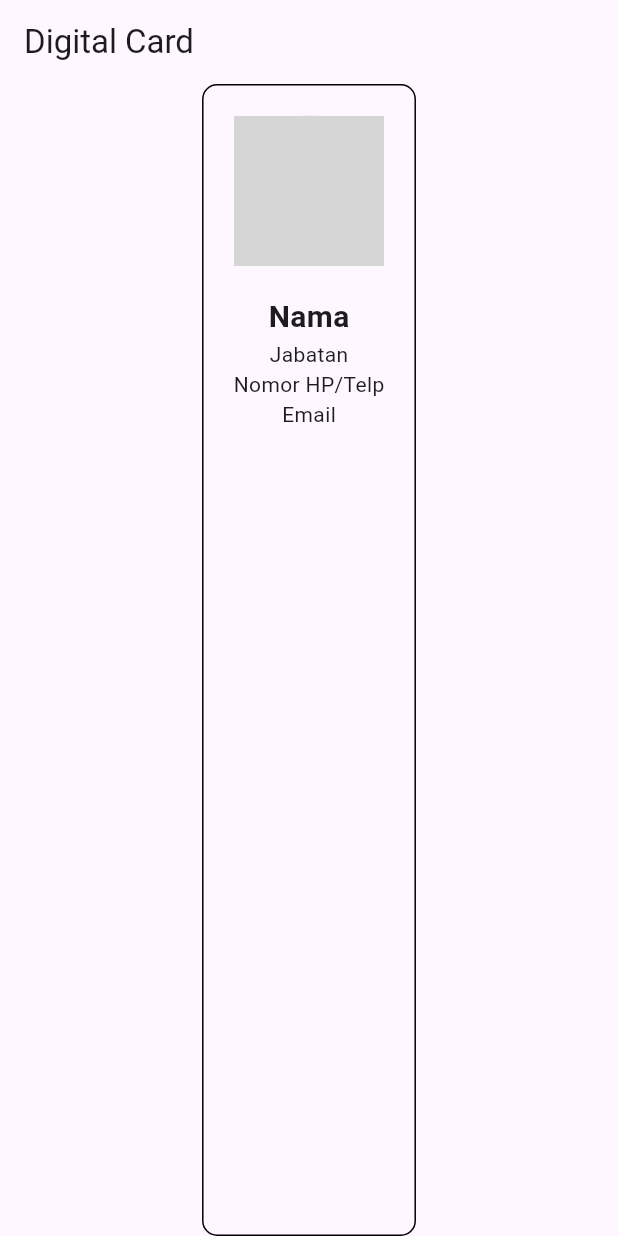
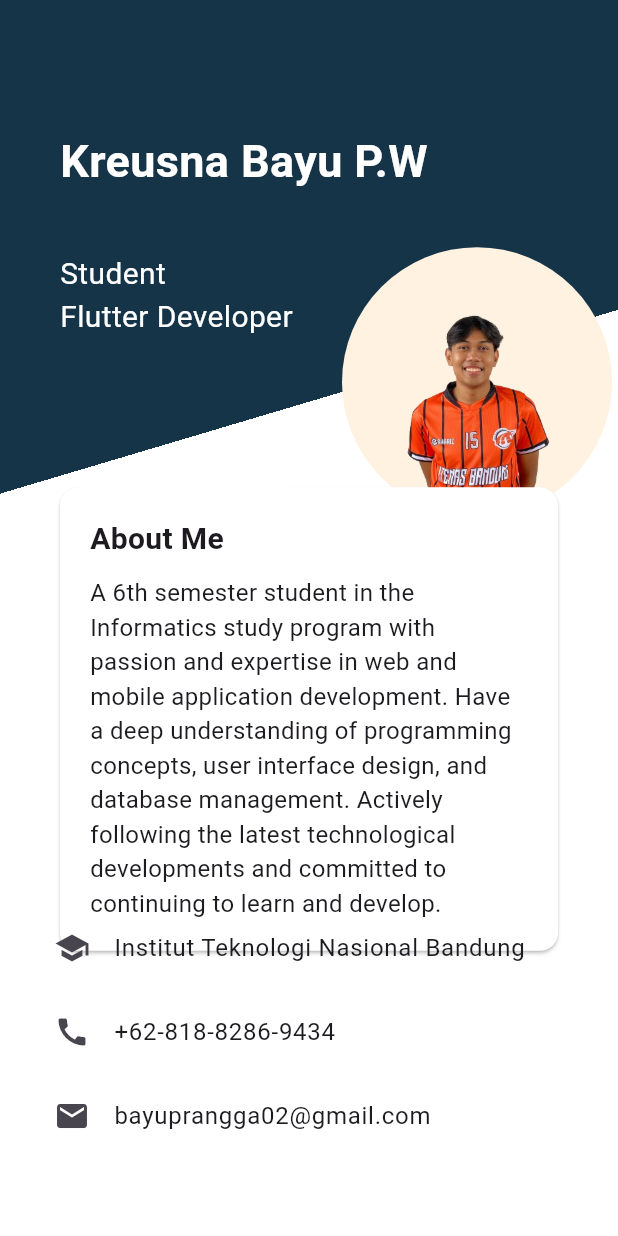
Before and after one commit to KreusnaBayu/DigitalCard---Mikti, a Flutter app: the screen it shows after launch, on a phone screen of 412 x 824 dp. Run offline on Flutter 3.47's test engine with Material 3 defaults, Android fonts, the phone set to English and light mode, and no system bars; grey boxes are pictures that could not be loaded.

Commit message:
final update

```diff
--- /dev/null
+++ b/lib/Components/List.dart
@@ -0,0 +1,32 @@
+import 'package:flutter/material.dart';
+
+class ContentList extends StatelessWidget {
+  // List data untuk setiap item dalam list
+  final List<Map<String, dynamic>> contentData = [
+    {
+      'icon': Icons.school,
+      'text': 'Institut Teknologi Nasional Bandung',
+    },
+    {
+      'icon': Icons.call,
+      'text': '+62-818-8286-9434',
+    },
+    {
+      'icon': Icons.email,
+      'text': 'bayuprangga02@gmail.com',
+    },
+  ];
+
+  @override
+  Widget build(BuildContext context) {
+    return ListView.builder(
+      itemCount: contentData.length,
+      itemBuilder: (context, index) {
+        return ListTile(
+          leading: Icon(contentData[index]['icon']),
+          title: Text(contentData[index]['text']),
+        );
+      },
+    );
+  }
+}
--- /dev/null
+++ b/lib/Components/background.dart
@@ -0,0 +1,26 @@
+import 'package:april26/const/color.dart';
+import 'package:flutter/material.dart';
+
+class BackgroundVertikal {
+  LinearGradient buildBackgroundGradient() {
+    return LinearGradient(
+      begin: Alignment.topLeft,
+      end: Alignment.bottomRight,
+      colors: [CustomColors.Bg1, Colors.white],
+      stops: [0.35, 0.35],
+      transform: GradientRotation(10 * 3.1415926535 / 180),
+    );
+  }
+}
+
+class BackgroundHorizontal {
+  LinearGradient buildBackgroundGradient() {
+    return LinearGradient(
+      begin: Alignment.centerLeft,
+      end: Alignment.centerRight,
+      colors: [CustomColors.Bg1, Colors.white],
+      stops: [0.3, 0.3],
+      transform: GradientRotation(85 * 3.1415926535 / 180),
+    );
+  }
+}
--- /dev/null
+++ b/lib/Components/card.dart
@@ -0,0 +1,33 @@
+import 'package:flutter/material.dart';
+
+class AboutMeCard extends StatelessWidget {
+  @override
+  Widget build(BuildContext context) {
+    return Card(
+      margin: EdgeInsets.all(20),
+      color: Colors.white.withOpacity(1),
+      child: Padding(
+        padding: EdgeInsets.all(20),
+        child: Column(
+          crossAxisAlignment: CrossAxisAlignment.start,
+          children: [
+            Text(
+              "About Me",
+              style: TextStyle(
+                fontSize: 20,
+                fontWeight: FontWeight.bold,
+              ),
+            ),
+            SizedBox(height: 10),
+            Text(
+              "A 6th semester student in the Informatics study program with passion and expertise in web and mobile application development. Have a deep understanding of programming concepts, user interface design, and database management. Actively following the latest technological developments and committed to continuing to learn and develop.",
+              style: TextStyle(
+                fontSize: 16,
+              ),
+            ),
+          ],
+        ),
+      ),
+    );
+  }
+}
--- a/lib/Components/verticalcard.dart
+++ b/lib/Components/verticalcard.dart
@@ -1,37 +1,99 @@
+import 'package:april26/Components/List.dart';
+import 'package:april26/Components/background.dart';
+import 'package:april26/Components/card.dart';
+import 'package:april26/const/color.dart';
 import 'package:flutter/material.dart';
 
-class VerticalCard extends StatefulWidget {
-  const VerticalCard({super.key});
+class Portrait extends StatefulWidget {
+  const Portrait({super.key});
 
   @override
-  State<VerticalCard> createState() => _VerticalCardState();
+  State<Portrait> createState() => _PortraitState();
 }
 
-class _VerticalCardState extends State<VerticalCard> {
+class _PortraitState extends State<Portrait> {
   @override
   Widget build(BuildContext context) {
-    return Center(
-      child: Container(
-        padding: EdgeInsets.all(20),
-        decoration: BoxDecoration(
-          border: Border.all(),
-          borderRadius: BorderRadius.circular(10),
-        ),
-        child: Column(
+    return MaterialApp(
+      debugShowCheckedModeBanner: false,
+      home: Scaffold(
+        body: Stack(
           children: [
-            CircleAvatar(
-              radius: 50,
-              backgroundImage: NetworkImage(
-                  'https://www.google.com/url?sa=i&url=https%3A%2F%2Fwww.shutterstock.com%2Fid%2Fsearch%2Forang-jawa&psig=AOvVaw0g3FT2kXnZ6x-MX5-_CFmp&ust=1714226752270000&source=images&cd=vfe&opi=89978449&ved=0CBIQjRxqFwoTCKjv3LSG4IUDFQAAAAAdAAAAABAE'),
+            Container(
+              decoration: BoxDecoration(
+                gradient: BackgroundVertikal().buildBackgroundGradient(),
+              ),
             ),
-            SizedBox(height: 20),
-            Text(
-              'Nama',
-              style: TextStyle(fontSize: 20, fontWeight: FontWeight.bold),
+            Positioned(
+              top: MediaQuery.of(context).size.height * 0.08,
+              left: 20,
+              child: Container(
+                padding: EdgeInsets.all(20),
+                child: Text(
+                  'Kreusna Bayu P.W',
+                  style: TextStyle(
+                    fontSize: 30,
+                    fontWeight: FontWeight.bold,
+                    color: Colors.white,
+                  ),
+                ),
+              ),
             ),
-            Text('Jabatan'),
-            Text('Nomor HP/Telp'),
-            Text('Email'),
+            Positioned(
+              top: MediaQuery.of(context).size.height * 0.2,
+              right: 4,
+              child: CircleAvatar(
+                radius: 90,
+                backgroundImage: AssetImage('assets/bayu.png'),
+                backgroundColor: CustomColors.BG2,
+              ),
+            ),
+            Positioned(
+              top: MediaQuery.of(context).size.height * 0.18,
+              left: 20,
+              child: Container(
+                padding: EdgeInsets.all(20),
+                child: Column(
+                  crossAxisAlignment: CrossAxisAlignment.start,
+                  children: [
+                    Text(
+                      "Student",
+                      style: TextStyle(
+                        fontSize: 20,
+                        color: CustomColors.Text1,
+                      ),
+                    ),
+                    Text(
+                      "Flutter Developer",
+                      style: TextStyle(
+                        fontSize: 20,
+                        color: CustomColors.Text1,
+                      ),
+                    ),
+                  ],
+                ),
+              ),
+            ),
+            Positioned(
+              top: MediaQuery.of(context).size.height *
+                  0.37,
+              left: 20,
+              right: 20,
+              child: AboutMeCard(),
+            ),
+            Positioned(
+              bottom: 20,
+              left: 0,
+              right: 0,
+              child: SizedBox(
+                height: 200,
+                child: Padding(
+                  padding: const EdgeInsets.symmetric(
+                      horizontal: 20),
+                  child: ContentList(),
+                ),
+              ),
+            ),
           ],
         ),
       ),
--- a/lib/UI/home.dart
+++ b/lib/UI/home.dart
@@ -13,10 +13,8 @@ class _HomescreenState extends State<Homescreen> {
   @override
   Widget build(BuildContext context) {
     return MaterialApp(
+      debugShowCheckedModeBanner: false,
       home: Scaffold(
-        appBar: AppBar(
-          title: Text('Digital Card'),
-        ),
         body: SafeArea(
           child: LayoutBuilder(
             builder: (context, constraints) {
@@ -25,7 +23,7 @@ class _HomescreenState extends State<Homescreen> {
                 return HorizontalCard();
               } else {
 
-                return VerticalCard();
+                return Portrait();
               }
             },
           ),
--- /dev/null
+++ b/lib/const/color.dart
@@ -0,0 +1,9 @@
+import 'package:flutter/material.dart';
+
+class CustomColors {
+  static const Color Bg1 = Color(0xFF153448);
+  static const Color BG2 = Color(0xFFFFF2E1);
+  static const Color Text1 = Color(0xFFFFFFFF);
+  static const Color Text2 = Color(0xFF000000);
+
+}
--- a/lib/main.dart
+++ b/lib/main.dart
@@ -12,6 +12,7 @@ class MyApp extends StatelessWidget {
   @override
   Widget build(BuildContext context) {
     return const MaterialApp(
+      debugShowCheckedModeBanner: false,
         home: Homescreen(),
     );
   }
```
Also changed, not shown: lib/Components/horizontalcard.dart (+58 -18 lines), pubspec.yaml (+5 -12 lines), assets/bayu.jpg (added), assets/bayu.png (added), lib/const/text.dart (added).
